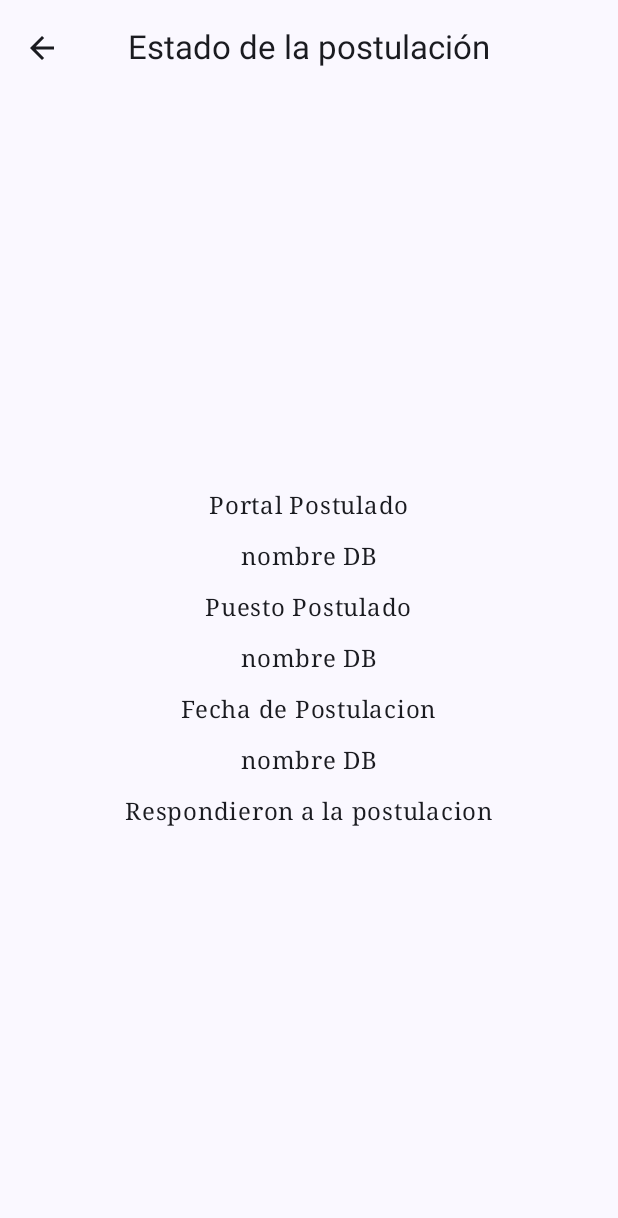
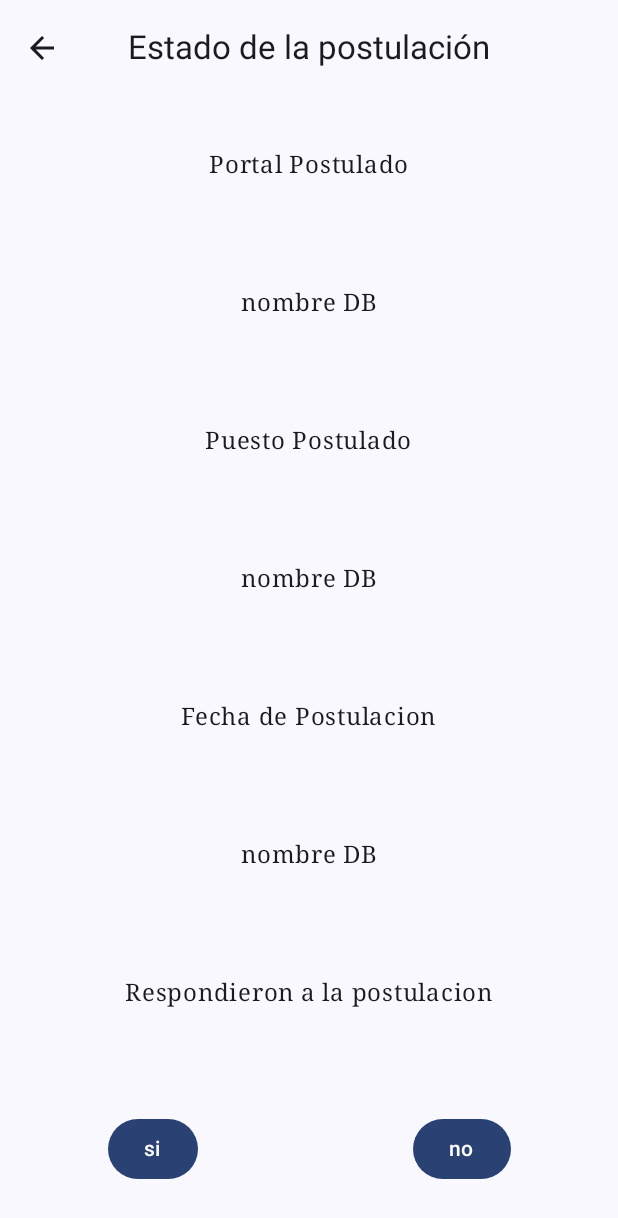
Before and after one commit to justerbass/MyJobMap, an Android app built with Jetpack Compose: the Answer screen opened through its navigation route, on a phone screen of 412 x 824 dp. Shown: the top 1218 px of the screen. Run offline under Robolectric (Android 15) with nearby library versions, the phone set to English and light mode, and no system bars; our stand-ins replace Dagger/Hilt's generated code.

Commit message:
answerView first feature

```diff
--- a/app/src/main/java/cl/app/myjobmap/view/Answer.kt
+++ b/app/src/main/java/cl/app/myjobmap/view/Answer.kt
@@ -8,6 +8,7 @@ import androidx.compose.foundation.layout.fillMaxWidth
 import androidx.compose.foundation.layout.padding
 import androidx.compose.material.icons.Icons
 import androidx.compose.material.icons.automirrored.filled.ArrowBack
+import androidx.compose.material3.Button
 import androidx.compose.material3.CenterAlignedTopAppBar
 import androidx.compose.material3.ExperimentalMaterial3Api
 import androidx.compose.material3.Icon
@@ -18,6 +19,7 @@ import androidx.compose.runtime.Composable
 import androidx.compose.ui.Alignment
 import androidx.compose.ui.Modifier
 import androidx.compose.ui.res.stringResource
+import androidx.compose.ui.semantics.Role.Companion.Button
 import androidx.navigation.NavController
 import cl.app.myjobmap.R
 import cl.app.myjobmap.components.Separation
@@ -52,28 +54,34 @@ fun Answer(navController: NavController, viewModel: PostulationViewModel) {
                     .padding(paddingValues)
                     .fillMaxSize(),
                 horizontalAlignment = Alignment.CenterHorizontally,
-                verticalArrangement = Arrangement.Center
+                verticalArrangement = Arrangement.SpaceAround
             ) {
                 Text(text = "Portal Postulado")
-                Separation()
+//                Separation()
                 Text(text = "nombre DB")
-                Separation()
+//                Separation()
                 Text(text = "Puesto Postulado")
-                Separation()
+//                Separation()
                 Text(text = "nombre DB")
-                Separation()
+//                Separation()
                 Text(text = "Fecha de Postulacion")
-                Separation()
+//                Separation()
                 Text(text = "nombre DB")
-                Separation()
+//                Separation()
                 Text(text = "Respondieron a la postulacion")
-                Separation()
+//                Separation()
                 Row (
                     modifier = Modifier.fillMaxWidth(),
                     horizontalArrangement = Arrangement.SpaceAround,
                     verticalAlignment = Alignment.CenterVertically
                 ){
+                    Button(onClick = { /*TODO*/ }) {
+                        Text(text = "si")
+                    }
 
+                    Button(onClick = { navController.navigate(Screen.MainView.route) }) {
+                        Text(text = "no")
+                    }
                 }
 
             }
```
